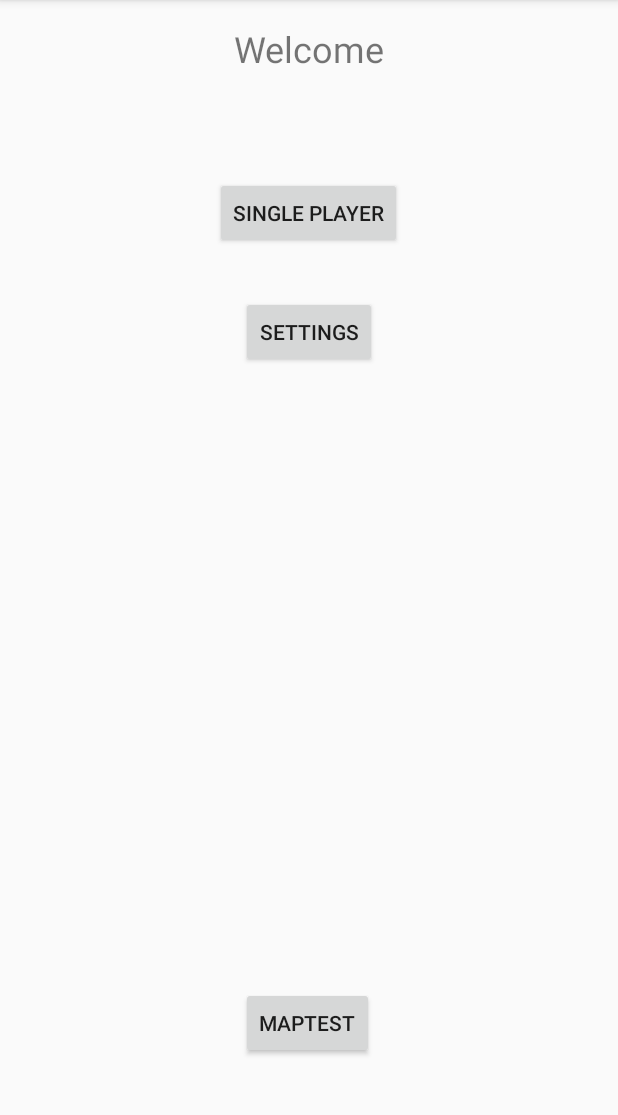
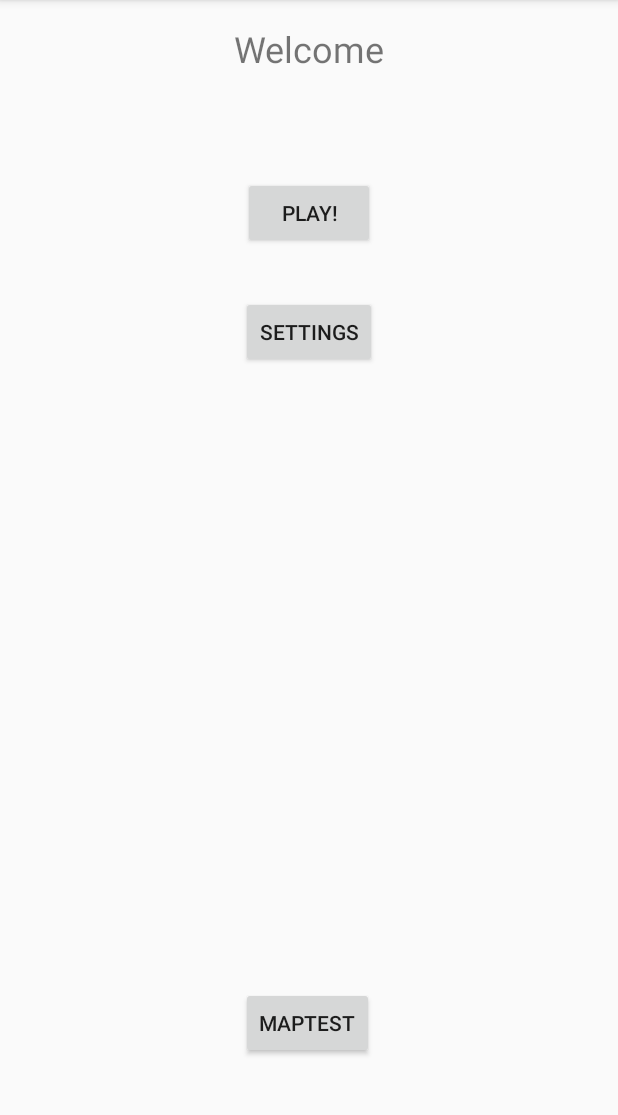
Before and after one commit to PatrickKaalund/Semesterprojekt_Android, an Android app: the screen it shows after launch (MainMenu), on a phone screen of 412 x 824 dp, the part 84-1199 px from its top. Run offline under Robolectric (Android 15) with nearby library versions, the phone set to English and light mode, and no system bars; 1 statement that could not run was skipped.

Commit message:
Fixed button on main menu :p

```diff
--- a/app/src/main/java/com/activities/MainMenu.java
+++ b/app/src/main/java/com/activities/MainMenu.java
@@ -9,9 +9,11 @@ import android.os.IBinder;
 import android.preference.PreferenceManager;
 import android.support.v7.app.AppCompatActivity;
 import android.os.Bundle;
+import android.util.Log;
 import android.view.Menu;
 import android.view.MenuItem;
 import android.view.View;
+import android.widget.Button;
 import android.widget.Toast;
 
 import com.example.patrickkaalund.semesterprojekt_android.R;
@@ -23,6 +25,7 @@ import com.services.MusicService;
 public class MainMenu extends AppCompatActivity implements View.OnClickListener {
     boolean musicIsBound = false;
     MusicService musicService;
+    Button play, settings, mapTest;
 
     @Override
     protected void onCreate(Bundle savedInstanceState) {
@@ -41,7 +44,13 @@ public class MainMenu extends AppCompatActivity implements View.OnClickListener
         doBindService();
 
 
-        findViewById(R.id.buttonMapTest).setOnClickListener(this);
+        play = (Button) findViewById(R.id.buttonPlay);
+        settings = (Button) findViewById(R.id.buttonSettings);
+        mapTest = (Button) findViewById(R.id.buttonMapTest);
+
+        play.setOnClickListener(this);
+        settings.setOnClickListener(this);
+        mapTest.setOnClickListener(this);
     }
 
     // Kunne undlades..
@@ -118,7 +127,22 @@ public class MainMenu extends AppCompatActivity implements View.OnClickListener
     @Override
     public void onClick(View v) {
         //Intent mapTest = new Intent(this, MapTestActivity.class);
-        Intent mapTest = new Intent(this, InGame.class);
-        startActivity(mapTest);
+
+
+        switch (v.getId()) {
+            case R.id.buttonPlay:
+                Intent play = new Intent(this, InGame.class);
+                startActivity(play);
+                break;
+            case R.id.buttonSettings:
+                Log.d("MainMenu", "Settings pressed!");
+                //Intent settings = new Intent(this, InGame.class);
+                //startActivity(settings);
+                break;
+            case R.id.buttonMapTest:
+                Intent mapTest = new Intent(this, MapTestActivity.class);
+                startActivity(mapTest);
+                break;
+        }
     }
 }
--- a/app/src/main/res/layout/activity_main_menu.xml
+++ b/app/src/main/res/layout/activity_main_menu.xml
@@ -11,13 +11,13 @@
     tools:context="com.example.patrickkaalund.semesterprojekt_android.views.MainMenu">
 
     <Button
-        android:text="Single player"
+        android:text="Play!"
         android:layout_width="wrap_content"
         android:layout_height="wrap_content"
         android:layout_below="@+id/textView"
         android:layout_centerHorizontal="true"
         android:layout_marginTop="102dp"
-        android:id="@+id/button2" />
+        android:id="@+id/buttonPlay" />
 
     <TextView
         android:layout_width="wrap_content"
@@ -35,9 +35,9 @@
         android:text="Settings"
         android:layout_width="wrap_content"
         android:layout_height="wrap_content"
-        android:id="@+id/button"
+        android:id="@+id/buttonSettings"
         android:layout_marginTop="31dp"
-        android:layout_below="@+id/button2"
+        android:layout_below="@+id/buttonPlay"
         android:layout_centerHorizontal="true" />
 
     <Button
@@ -46,7 +46,7 @@
         android:layout_height="wrap_content"
         android:id="@+id/buttonMapTest"
         android:layout_alignParentBottom="true"
-        android:layout_alignLeft="@+id/button"
-        android:layout_alignStart="@+id/button"
+        android:layout_alignLeft="@+id/buttonSettings"
+        android:layout_alignStart="@+id/buttonSettings"
         android:layout_marginBottom="46dp" />
 </RelativeLayout>
```
